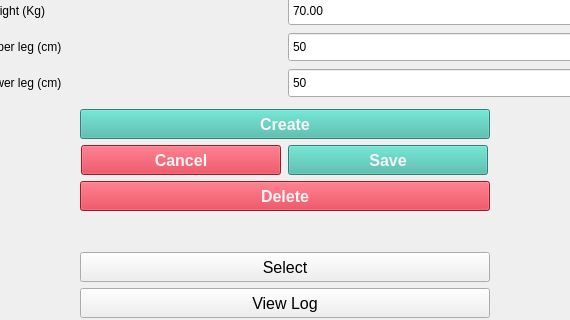
Above: src/gui_pkg/include/gui_pkg/select_user_form.ui from cristianbass01/GUI_robotic_exoskeleton before the change; both pictures show x 226 to 796 and y 289 to 609 of the 1023 by 766 pixel window. Below: the same form after it.
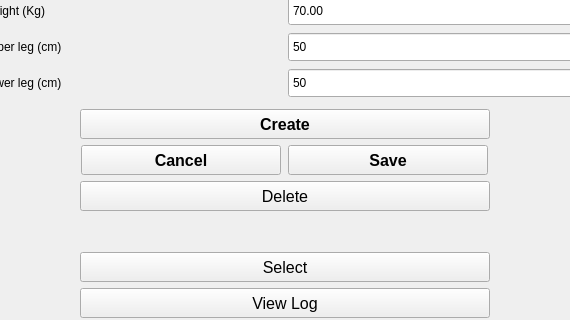
That is the form after the change. Icons and pictures are not drawn.

```diff
--- a/src/gui_pkg/include/gui_pkg/select_user_form.ui
+++ b/src/gui_pkg/include/gui_pkg/select_user_form.ui
@@ -13,19 +13,6 @@
   <property name="windowTitle">
    <string>Form</string>
   </property>
-  <property name="styleSheet">
-   <string notr="true">QPushButton#BT_cancel, QPushButton#BT_delete{
-	background-color:#D72638;
-	color:#F4F4F6;
-	font-weight:600
-}
-
-QPushButton#BT_create, QPushButton#BT_save{
-	background-color:#40B8A6;
-	color:#F4F4F6;
-	font-weight:600
-}</string>
-  </property>
   <layout class="QHBoxLayout" name="horizontalLayout_9">
    <item>
     <layout class="QVBoxLayout" name="verticalLayout_6">
```
